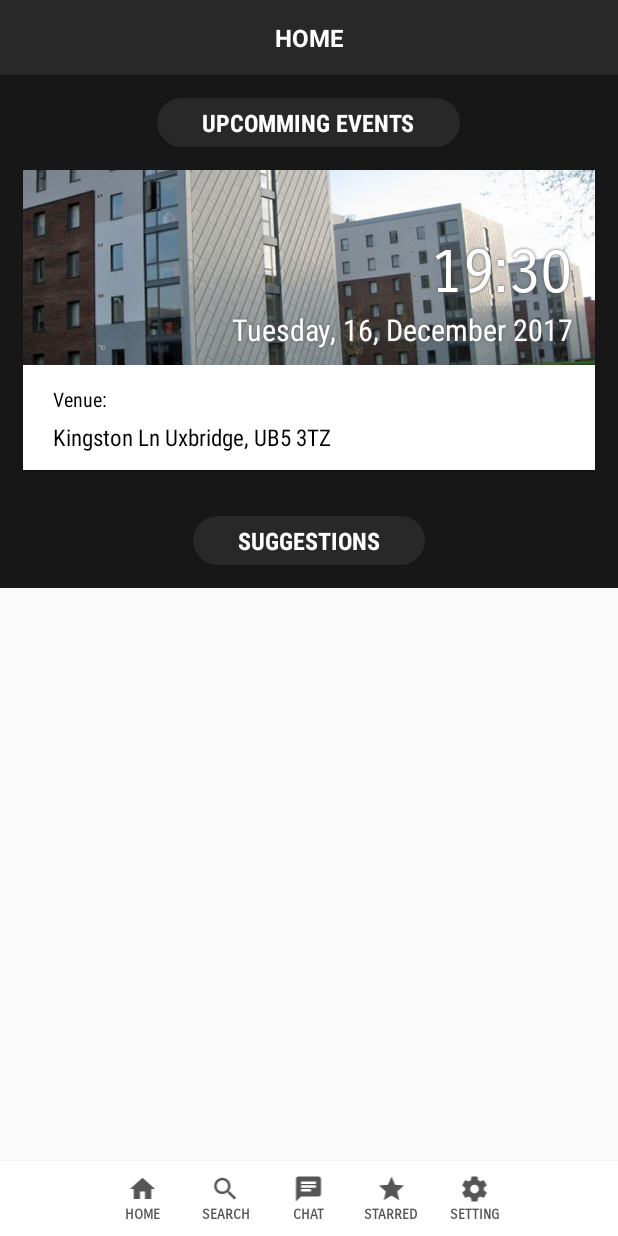
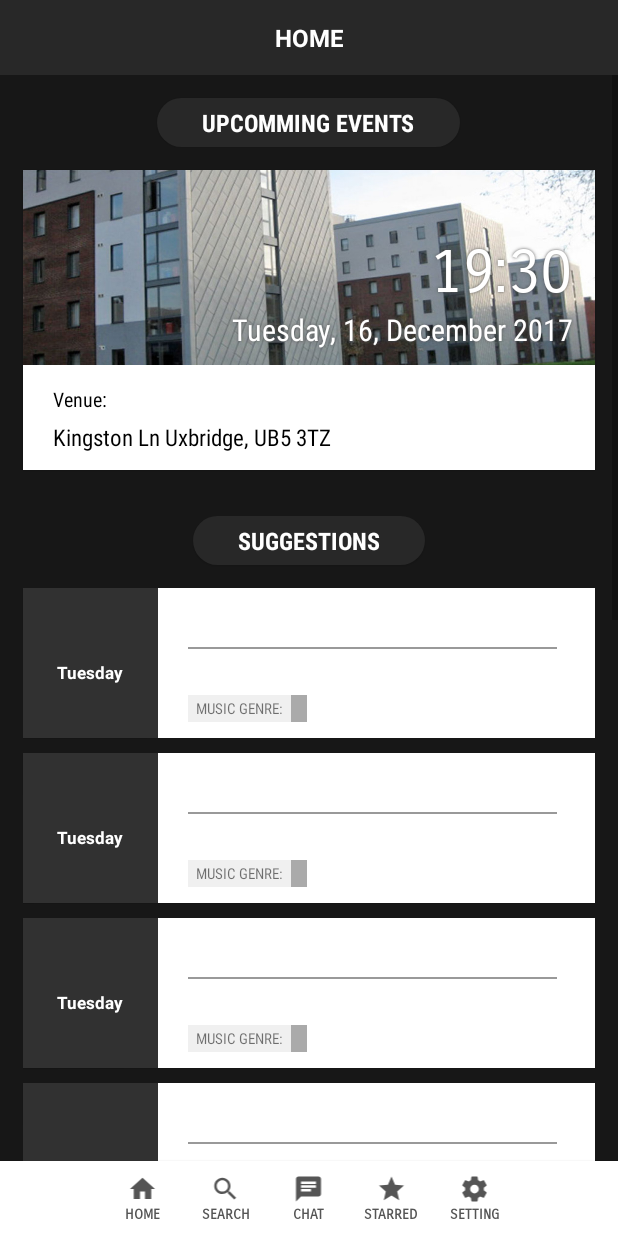
Before and after one commit to MiguelAAe/CS2001-group10-lab1, an Android app: the MainActivity screen opened directly, with no data from a screen before it, on a phone screen of 412 x 824 dp. Run offline under Robolectric (Android 15) with nearby library versions, the phone set to English and light mode, and no system bars; our stand-ins replace Firebase (no records; nobody signed in at launch, a user with empty details on screens opened directly); libraries missing offline, so code that uses them is left out: com.firebase.client; 3 statements that could not run were skipped.

Commit message:
home screen auto generates event link templates

```diff
--- a/MusicAppp/app/src/main/java/com/example/michael/musicapp/MainActivity.java
+++ b/MusicAppp/app/src/main/java/com/example/michael/musicapp/MainActivity.java
@@ -39,7 +39,7 @@ public class MainActivity extends AppCompatActivity {
     private ArrayList<TextView> event_time = new ArrayList<TextView>();
     public ArrayList<String> eventkey = new ArrayList<String>();
     private int count = 0;
-    private View v;
+    private View mini_event;
     private View b;
     private int i;
 
@@ -62,31 +62,25 @@ public class MainActivity extends AppCompatActivity {
 
         ArrayList <View> event = new ArrayList<View>();
 
-        /*for (i = 0; i < 5; i++) {
+        for (i = 0; i < 10; i++) {
 
 
-            v = getLayoutInflater().inflate(R.layout.mini_event, null);
+            mini_event = getLayoutInflater().inflate(R.layout.mini_event, null);
             LinearLayout f = (LinearLayout) findViewById(R.id.main);
-            f.addView(v);
+            f.addView(mini_event);
 
 
             //btnMini_Event = (LinearLayout) findViewById(R.id.mini_event_1);
             //TextView rr = (TextView)v.findViewById(R.id.Event_Name);
             //rr.setText("jhdsfgysdfg");
 
-            event_address.add((TextView) v.findViewById(R.id.Event_Address));
-            event_time.add((TextView) v.findViewById(R.id.Event_Time));
-            event_name.add((TextView) v.findViewById(R.id.Event_Name));
-            event_genre.add((TextView) v.findViewById(R.id.Event_Genre));
-            event_date.add((TextView) v.findViewById(R.id.Event_Date));
+            event_address.add((TextView) mini_event.findViewById(R.id.Event_Address));
+            event_time.add((TextView) mini_event.findViewById(R.id.Event_Time));
+            event_name.add((TextView) mini_event.findViewById(R.id.Event_Name));
+            event_genre.add((TextView) mini_event.findViewById(R.id.Event_Genre));
+            event_date.add((TextView) mini_event.findViewById(R.id.Event_Date));
 
-            LinearLayout eventb = (LinearLayout) v.findViewById(R.id.mini_event);
-            eventb.setOnClickListener(new View.OnClickListener() {
-                @Override
-                public void onClick(View v) {
-                    startActivity(new Intent(MainActivity.this, EventDetailActivity.class));
-                }
-            });
+
         }
 
         Firebase finding_events = new Firebase("https://musicapp-f8eb2.firebaseio.com/Events");
@@ -102,38 +96,7 @@ public class MainActivity extends AppCompatActivity {
         });
 
 
-        for (int i = 0; i< 2; i++) {
-            String location = "https://musicapp-f8eb2.firebaseio.com/Events/event1";
-            Firebase database = new Firebase(location);
-            database.addValueEventListener(new ValueEventListener() {
-                @Override
-                public void onDataChange(DataSnapshot dataSnapshot) {
 
-
-
-                        Map<String, String> map = dataSnapshot.getValue(Map.class);
-                        String address = map.get("Address");
-                        String name = map.get("Name");
-                        String date = map.get("Date");
-                        String time = map.get("Time");
-                        String genre = map.get("Music Genre");
-
-                        event_address.get(count).setText(address);
-                        event_date.get(count).setText(date);
-                        event_genre.get(count).setText(genre);
-                        event_name.get(count).setText(name);
-                        event_time.get(count).setText(time);
-
-                        count = count + 1;
-
-                }
-
-                @Override
-                public void onCancelled(FirebaseError firebaseError) {
-
-                }
-            });
-        }*/
 
         btnSettings = (LinearLayout) findViewById(R.id.setting_button);
         //If this button is clicked then it activates the sign up class
```
